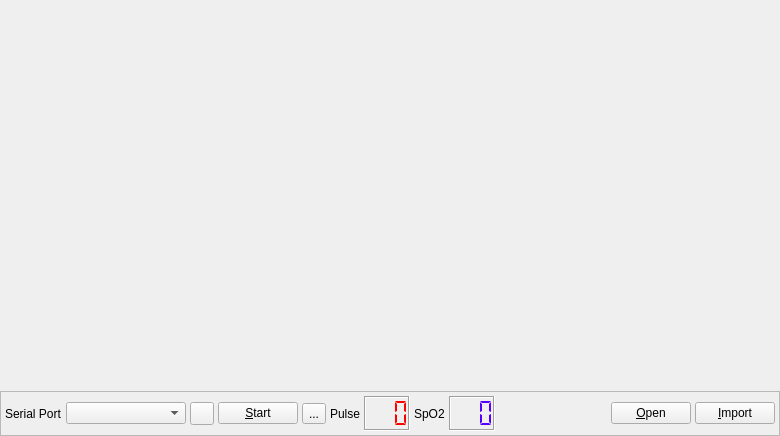
Above: oximetry.ui from sbonaime/sleepyhead-code. before the change. Below: the same form after it.
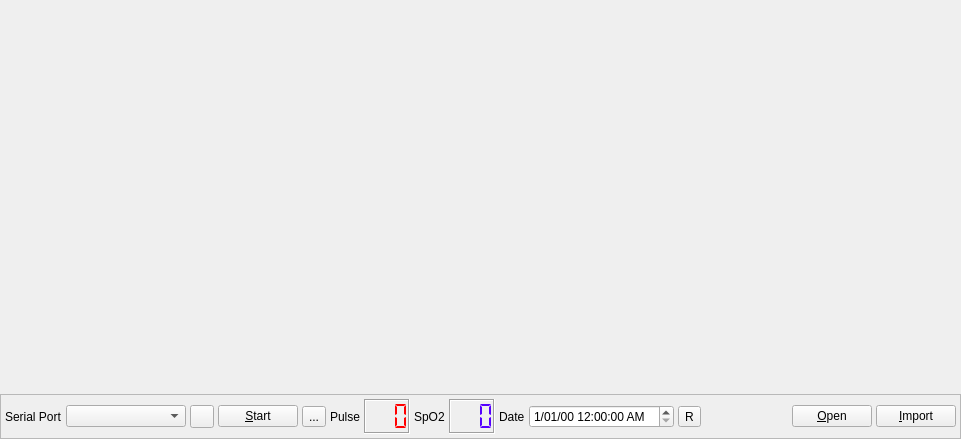
That is the form after the change. Icons and pictures are not drawn.

Commit message: High quality print test for Mac.  Oximetry fixes, plus tab time editor. Can now re-open oximetry sessions from daily view. AHI/Hr Overview graph

```diff
--- a/oximetry.ui
+++ b/oximetry.ui
@@ -6,8 +6,8 @@
    <rect>
     <x>0</x>
     <y>0</y>
-    <width>780</width>
-    <height>436</height>
+    <width>961</width>
+    <height>439</height>
    </rect>
   </property>
   <property name="windowTitle">
@@ -235,6 +235,27 @@
         </property>
        </widget>
       </item>
+      <item>
+       <widget class="QLabel" name="label_4">
+        <property name="text">
+         <string>Date</string>
+        </property>
+       </widget>
+      </item>
+      <item>
+       <widget class="QDateTimeEdit" name="dateEdit">
+        <property name="displayFormat">
+         <string>d/MM/yy h:mm:ss AP</string>
+        </property>
+       </widget>
+      </item>
+      <item>
+       <widget class="QToolButton" name="resetTimeButton">
+        <property name="text">
+         <string>R</string>
+        </property>
+       </widget>
+      </item>
       <item>
        <spacer name="horizontalSpacer">
         <property name="orientation">
```
The commit also changes 22 other files.
